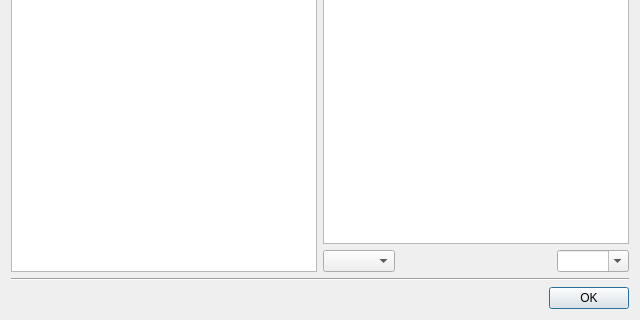
The window that src/tiled/tilemetainfodialog.ui (timbaker/buildinged) describes before a commit, drawn with Qt 5; both pictures show x 0 to 640 and y 199 to 519 of the 640 by 519 pixel window.
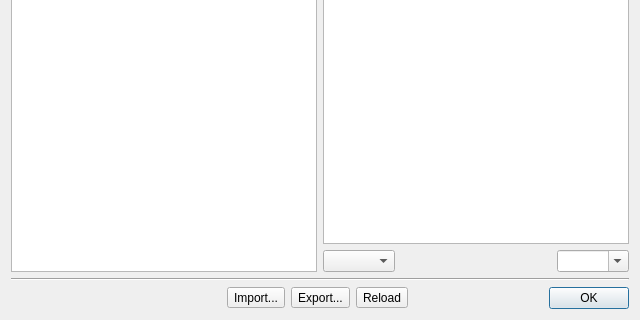
The same window after the commit. Icons and pictures are not drawn. Custom widgets are drawn as their Qt base class.

```diff
--- a/src/tiled/tilemetainfodialog.ui
+++ b/src/tiled/tilemetainfodialog.ui
@@ -116,6 +116,40 @@
      <item>
       <layout class="QHBoxLayout" name="undoRedoLayout"/>
      </item>
+     <item>
+      <spacer name="horizontalSpacer">
+       <property name="orientation">
+        <enum>Qt::Horizontal</enum>
+       </property>
+       <property name="sizeHint" stdset="0">
+        <size>
+         <width>40</width>
+         <height>20</height>
+        </size>
+       </property>
+      </spacer>
+     </item>
+     <item>
+      <widget class="QToolButton" name="buttonImport">
+       <property name="text">
+        <string>Import...</string>
+       </property>
+      </widget>
+     </item>
+     <item>
+      <widget class="QToolButton" name="buttonExport">
+       <property name="text">
+        <string>Export...</string>
+       </property>
+      </widget>
+     </item>
+     <item>
+      <widget class="QToolButton" name="buttonReload">
+       <property name="text">
+        <string>Reload</string>
+       </property>
+      </widget>
+     </item>
      <item>
       <widget class="QDialogButtonBox" name="buttonBox">
        <property name="orientation">
```
